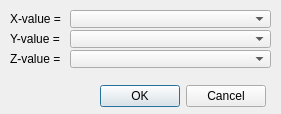
Above: ui/qdlgaddgraphcurve.ui from CoppeliaRobotics/coppeliaSimLib before the change. Below: the same form after it.
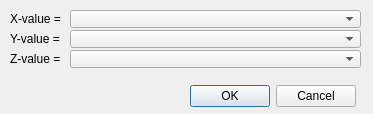
That is the form after the change.

```diff
--- a/ui/qdlgaddgraphcurve.ui
+++ b/ui/qdlgaddgraphcurve.ui
@@ -6,7 +6,7 @@
    <rect>
     <x>0</x>
     <y>0</y>
-    <width>281</width>
+    <width>373</width>
     <height>114</height>
    </rect>
   </property>
@@ -60,7 +60,7 @@
     <rect>
      <x>70</x>
      <y>10</y>
-     <width>201</width>
+     <width>291</width>
      <height>18</height>
     </rect>
    </property>
@@ -70,7 +70,7 @@
     <rect>
      <x>70</x>
      <y>30</y>
-     <width>201</width>
+     <width>291</width>
      <height>18</height>
     </rect>
    </property>
@@ -80,7 +80,7 @@
     <rect>
      <x>70</x>
      <y>50</y>
-     <width>201</width>
+     <width>291</width>
      <height>18</height>
     </rect>
    </property>
@@ -90,7 +90,7 @@
     <rect>
      <x>15</x>
      <y>80</y>
-     <width>251</width>
+     <width>341</width>
      <height>32</height>
     </rect>
    </property>
```
